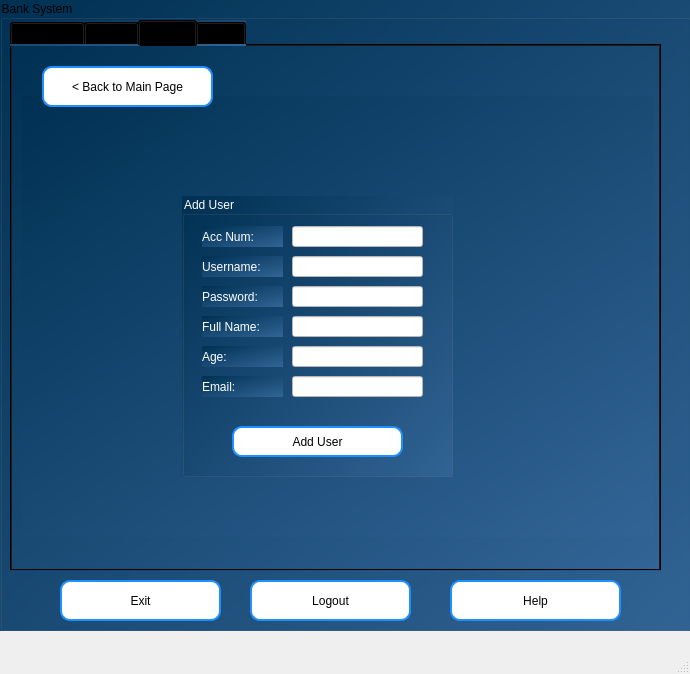
First picture: the form in Client/mainwindow.ui, repository AlaaAbdulwahab999/ITIDA-Final-Project, before the edit.
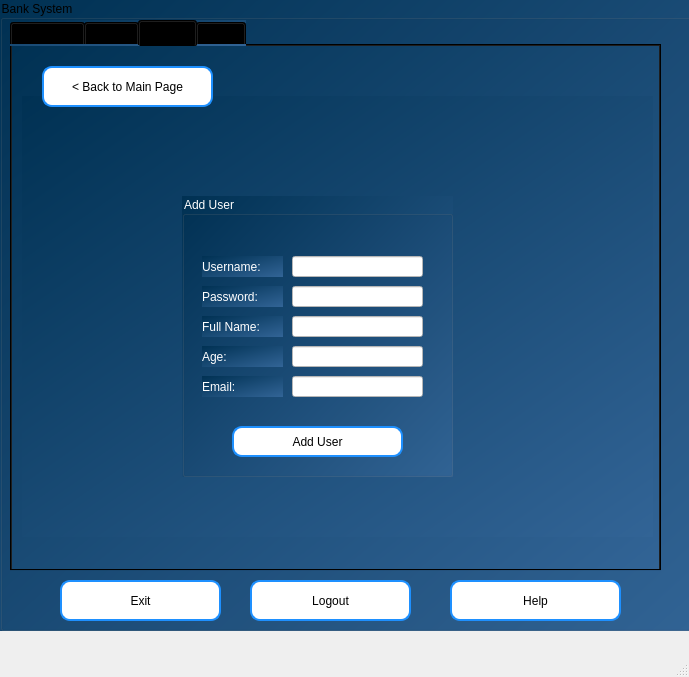
Second picture: the form after the edit. The open tabs and pages were chosen to show the change.

Diff of the .ui file:
```diff
--- a/Client/mainwindow.ui
+++ b/Client/mainwindow.ui
@@ -6,8 +6,8 @@
    <rect>
     <x>0</x>
     <y>0</y>
-    <width>690</width>
-    <height>674</height>
+    <width>689</width>
+    <height>677</height>
    </rect>
   </property>
   <property name="windowTitle">
@@ -840,38 +840,6 @@
            <string>Username:</string>
           </property>
          </widget>
-         <widget class="QLineEdit" name="lineEditUserAccNumAdd">
-          <property name="geometry">
-           <rect>
-            <x>110</x>
-            <y>30</y>
-            <width>131</width>
-            <height>21</height>
-           </rect>
-          </property>
-          <property name="styleSheet">
-           <string notr="true">background-color: rgb(255, 255, 255);
-font: 900 10pt &quot;Segoe UI&quot;;
-color: rgb(0, 0, 0);</string>
-          </property>
-         </widget>
-         <widget class="QLabel" name="label_27">
-          <property name="geometry">
-           <rect>
-            <x>20</x>
-            <y>30</y>
-            <width>81</width>
-            <height>21</height>
-           </rect>
-          </property>
-          <property name="styleSheet">
-           <string notr="true">color: rgb(255, 255, 255);
-font: 600 italic 12pt &quot;Segoe UI&quot;;</string>
-          </property>
-          <property name="text">
-           <string>Acc Num:</string>
-          </property>
-         </widget>
          <widget class="QLineEdit" name="lineEditUserPasswordAdd">
           <property name="geometry">
            <rect>
```
Left out of the diff: 8 changed lines with no effect on the pictures.
